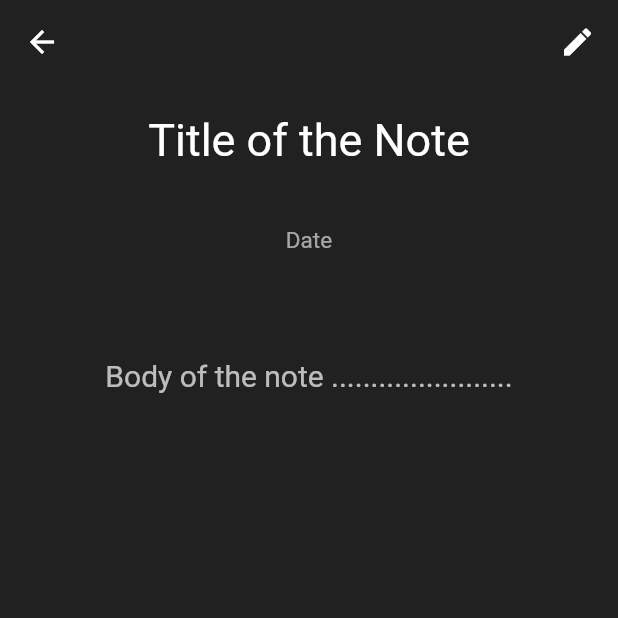
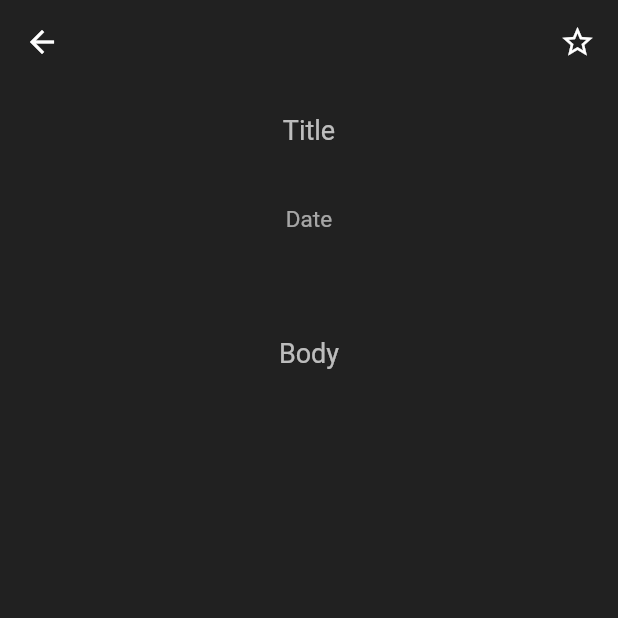
Before and after one commit to kingshuk01/NoteApp, a Flutter app: the Note screen opened directly, on a phone screen of 412 x 824 dp, the top half of it. Run offline on Flutter 3.47's test engine with Material 2 defaults, Android fonts, the phone set to English and light mode, and no system bars.

Commit message:
noteapp4

```diff
--- a/lib/home.dart
+++ b/lib/home.dart
@@ -33,7 +33,8 @@ class _HomeState extends State<Home> {
       ),
       ),
 
-      body: List()
+      body:
+      List()
 
     );
   }
--- a/lib/note.dart
+++ b/lib/note.dart
@@ -5,7 +5,29 @@ class Note extends StatefulWidget {
   _NoteState createState() => _NoteState();
 }
 
+bool _isEditingText = false;
+TextEditingController _editingController;
+String initialText = "Body";
+
+bool _isEditingTitleText = false;
+TextEditingController _editingTitleController;
+String initialTitleText = "Title";
+
 class _NoteState extends State<Note> {
+  @override
+  void initState() {
+    super.initState();
+    _editingController = TextEditingController(text: initialText);
+    _editingTitleController = TextEditingController(text: initialTitleText);
+  }
+
+  @override
+  void dispose() {
+    _editingController.dispose();
+    _editingTitleController.dispose();
+    super.dispose();
+  }
+
   @override
   Widget build(BuildContext context) {
     return Scaffold(
@@ -15,8 +37,11 @@ class _NoteState extends State<Note> {
         elevation: 0,
         actions: <Widget>[
           Padding(
-                child: Icon(Icons.edit,),
-                padding: const EdgeInsets.only(right: 15),)
+            child: Icon(
+              Icons.star_border,
+            ),
+            padding: const EdgeInsets.only(right: 15),
+          )
         ],
       ),
       body: Container(
@@ -25,32 +50,21 @@ class _NoteState extends State<Note> {
             Padding(
               padding: const EdgeInsets.all(20),
               child: Container(
-                    alignment: Alignment.center,
-                    child: Text("Title of the Note",
-                    style: TextStyle(
-                      fontSize: 30,
-                      color: Colors.white
-                    ),),
-                  ),
+                  alignment: Alignment.center, child: editTitleText()),
             ),
             Padding(
               padding: const EdgeInsets.all(20),
               child: Container(
-                    child: Text("Date",
-                    style: TextStyle(
-                      fontSize: 15,
-                      color: Colors.white60
-                    ),),
+                child: Text(
+                  "Date",
+                  style: TextStyle(fontSize: 15, color: Colors.white60),
+                ),
               ),
             ),
             Padding(
-                  padding: const EdgeInsets.only(top: 50,left:15,right:15),
+              padding: const EdgeInsets.only(top: 50, left: 15, right: 15),
               child: Container(
-                    child: Text("Body of the note .......................",
-                    style: TextStyle(
-                      fontSize: 20,
-                      color: Colors.white70
-                    ),),
+                child: editBodyText(),
               ),
             )
           ],
@@ -59,3 +73,81 @@ class _NoteState extends State<Note> {
     );
   }
 }
+
+class editTitleText extends StatefulWidget {
+  @override
+  _editTitleTextState createState() => _editTitleTextState();
+}
+
+class _editTitleTextState extends State<editTitleText> {
+  @override
+  Widget build(BuildContext context) {
+    if (_isEditingTitleText)
+      return Center(
+        child: TextField(
+          style: TextStyle(color: Colors.white),
+          decoration: InputDecoration(border: InputBorder.none),
+          onSubmitted: (newTitleValue) {
+            setState(() {
+              initialTitleText = newTitleValue;
+              _isEditingTitleText = false;
+            });
+          },
+          autofocus: true,
+          controller: _editingTitleController,
+        ),
+      );
+    return InkWell(
+        onTap: () {
+          setState(() {
+            _isEditingTitleText = true;
+          });
+        },
+        child: Text(
+          initialTitleText,
+          style: TextStyle(
+            color: Colors.white70,
+            fontSize: 18.0,
+          ),
+        ));
+  }
+}
+
+class editBodyText extends StatefulWidget {
+  @override
+  _editBodyTextState createState() => _editBodyTextState();
+}
+
+class _editBodyTextState extends State<editBodyText> {
+  @override
+  Widget build(BuildContext context) {
+    if (_isEditingText)
+      return Center(
+        child: TextField(
+          style: TextStyle(color: Colors.white),
+          decoration: InputDecoration(border: InputBorder.none),
+          onSubmitted: (newValue) {
+            setState(() {
+              initialText = newValue;
+              _isEditingText = false;
+            });
+          },
+          autofocus: true,
+          controller: _editingController,
+        ),
+      );
+    return InkWell(
+        onTap: () {
+          setState(() {
+            _isEditingText = true;
+          });
+        },
+        child: Text(
+          initialText,
+          style: TextStyle(
+            color: Colors.white70,
+            fontSize: 18.0,
+          ),
+        ));
+  }
+}
```
Also changed, not shown: lib/list.dart (+18 -17 lines), lib/login.dart (deleted, +0 -27 lines). Lines whose indentation alone changed are shown as unchanged.
